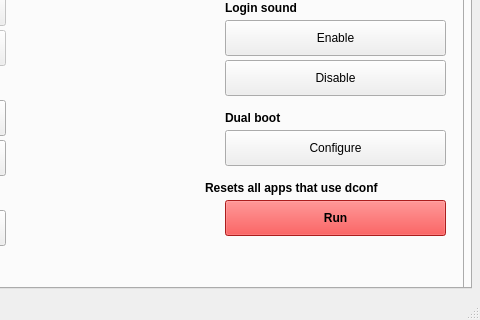
This is src/mainwindow.ui in adgellida/ubunsys as Qt 5 draws it before an edit; both pictures show x 239 to 719 and y 201 to 521 of the 719 by 521 pixel window. The edited form follows.
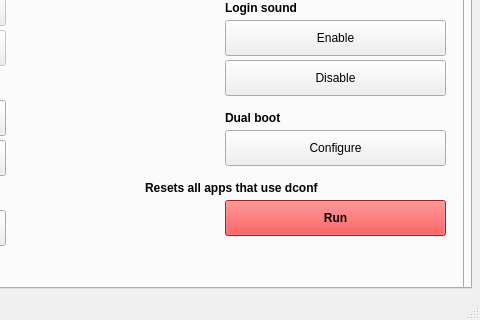
This is the edited form. Icons and pictures are not drawn.

```diff
--- a/src/mainwindow.ui
+++ b/src/mainwindow.ui
@@ -2000,7 +2000,7 @@
        <widget class="QLabel" name="label_51">
         <property name="geometry">
          <rect>
-          <x>430</x>
+          <x>370</x>
           <y>300</y>
           <width>241</width>
           <height>16</height>
```
